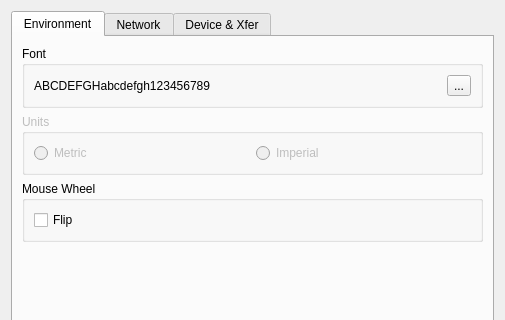
Before: the Qt Designer form src/IDlgConfig.ui in ntruchsess/QLandkarteGT, drawn with Qt 5; both pictures show x 0 to 505 and y 0 to 320 of the 505 by 524 pixel window.
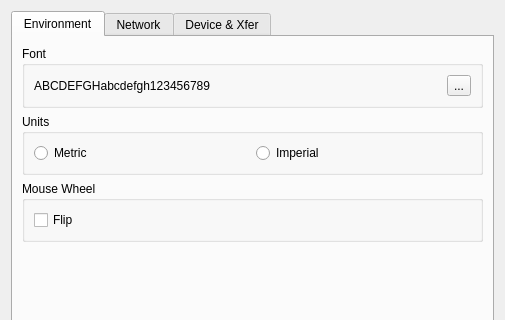
After: the same form once the commit is applied.

What changed in the file:
```diff
--- a/src/IDlgConfig.ui
+++ b/src/IDlgConfig.ui
@@ -19,6 +19,14 @@
       <number>0</number>
      </property>
      <widget class="QWidget" name="tab" >
+      <property name="geometry" >
+       <rect>
+        <x>0</x>
+        <y>0</y>
+        <width>483</width>
+        <height>436</height>
+       </rect>
+      </property>
       <attribute name="title" >
        <string>Environment</string>
       </attribute>
@@ -49,7 +57,7 @@
        <item>
         <widget class="QGroupBox" name="groupBox_2" >
          <property name="enabled" >
-          <bool>false</bool>
+          <bool>true</bool>
          </property>
          <property name="title" >
           <string>Units</string>
```
Left out of the diff: 20 changed lines with no effect on the pictures.
